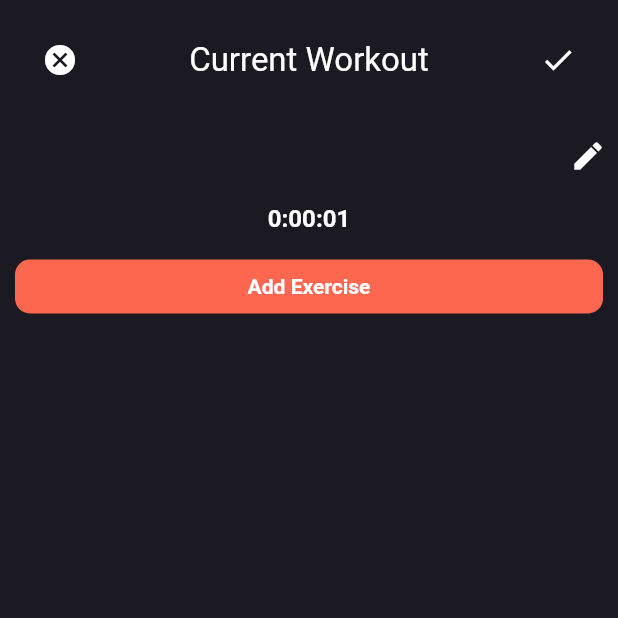
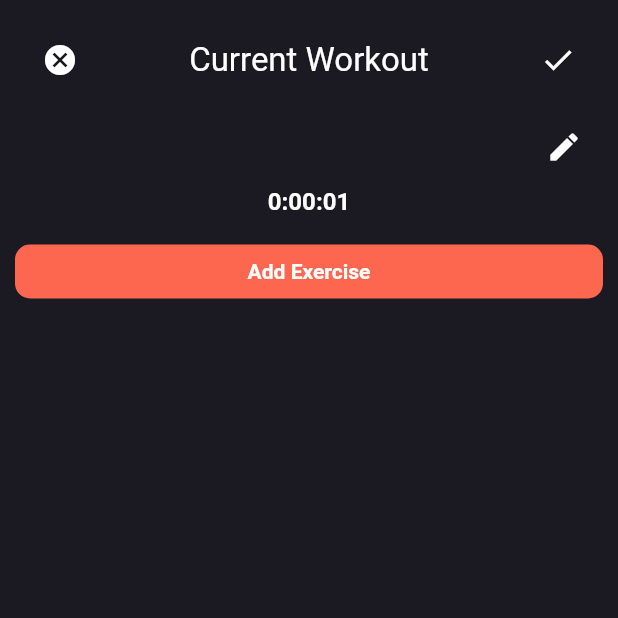
Before and after one commit to carterbassler/WorkoutApp, a Flutter app: the screen it shows once a user with an empty profile is signed in, after a tap on "Start New Workout", on a phone screen of 412 x 824 dp, the top half of it. Run offline on Flutter 3.47's test engine with Material 2 defaults, Android fonts, the phone set to English and light mode, and no system bars; our stand-ins replace cloud_firestore, firebase_auth, firebase_core, firebase_storage, google_sign_in, image_picker and 1 more; accounts and stored records are empty; network calls fail.

Commit message:
fixed last couple UI and func things

```diff
--- a/lib/components/set_card.dart
+++ b/lib/components/set_card.dart
@@ -31,7 +31,7 @@ class CustomSetWidget extends StatelessWidget {
       child: Padding(
         padding: const EdgeInsets.all(8.0),
         child: Dismissible(
-          key: Key('set-$i-$j-${DateTime.now().millisecondsSinceEpoch}'),
+          key: Key('set-${workout.exercises[i].sets[j].id}'),
           direction: DismissDirection.endToStart,
           onDismissed: (direction) {
             onDismissed();
--- a/lib/models/set.dart
+++ b/lib/models/set.dart
@@ -1,7 +1,10 @@
+import 'package:uuid/uuid.dart';
+
 class aSet {
   int weight;
   int numReps;
   bool isCompleted;
+  final String id = Uuid().v4();
   aSet({
     required this.weight,
     required this.numReps,
--- a/lib/pages/active_workout_page.dart
+++ b/lib/pages/active_workout_page.dart
@@ -224,16 +224,18 @@ class _ActiveWorkoutPageState extends State<ActiveWorkoutPage> {
                 ],
               ),
             ),
-            GestureDetector(
-              onTap: () {
-                setState(() {
-                  isEditing = true;
-                  workoutNameController.text = workout.name;
-                });
-              },
+              Padding(
+                padding: const EdgeInsets.symmetric(horizontal: 20),
                 child: Row(
-                mainAxisAlignment: MainAxisAlignment.center,
+                  mainAxisAlignment: MainAxisAlignment.spaceBetween,
                   children: [
+                      Container(
+                        padding: EdgeInsets.all(4),
+                        child: Icon(
+                          isEditing ? Icons.done : Icons.edit,
+                          color: Color(0xFF1b1a22),
+                        ),
+                      ),
                     isEditing
                         ? Expanded(
                             child: TextFormField(
@@ -255,7 +257,7 @@ class _ActiveWorkoutPageState extends State<ActiveWorkoutPage> {
                           )
                         : Expanded(
                             child: Padding(
-                            padding: const EdgeInsets.all(10.0),
+                              padding: const EdgeInsets.all(4.0),
                               child: Text(
                                 workout.name,
                                 style: TextStyle(
@@ -280,7 +282,7 @@ class _ActiveWorkoutPageState extends State<ActiveWorkoutPage> {
                         });
                       },
                       child: Container(
-                      padding: EdgeInsets.all(8),
+                        padding: EdgeInsets.all(4),
                         decoration: BoxDecoration(
                           shape: BoxShape.circle,
                           color:
@@ -302,19 +304,22 @@ class _ActiveWorkoutPageState extends State<ActiveWorkoutPage> {
                 builder: (context, snapshot) {
                   if (snapshot.hasData) {
                     if (workout.end == null) {
-                      return Text(
+                        return Container(
+                        padding: const EdgeInsets.symmetric(horizontal: 15, vertical : 1),
+                          child: Text(
                             snapshot.data!,
                             style: TextStyle(
                               fontSize: 16,
                               fontWeight: FontWeight.bold,
                               color: Colors.white,
                             ),
+                          ),
                         );
                     } else {
                       return GestureDetector(
                         onTap: () => showTimeDialog(context, workout),
                         child: Container(
-                        padding: const EdgeInsets.symmetric(horizontal: 15),
+                        padding: const EdgeInsets.symmetric(horizontal: 15, vertical : 1),
                           decoration: BoxDecoration(
                             color: Color(0xFFfd6750),
                             borderRadius: BorderRadius.circular(10),
--- a/pubspec.yaml
+++ b/pubspec.yaml
@@ -48,6 +48,7 @@ dependencies:
   intl: ^0.17.0
   lottie: ^2.4.0
   dropdown_search: ^1.0.0
+  uuid: ^3.0.7
   #firebase_crashlytics: ^2.0.0
 
 
```
Also changed, not shown: pubspec.lock. Lines whose indentation alone changed are shown as unchanged.
